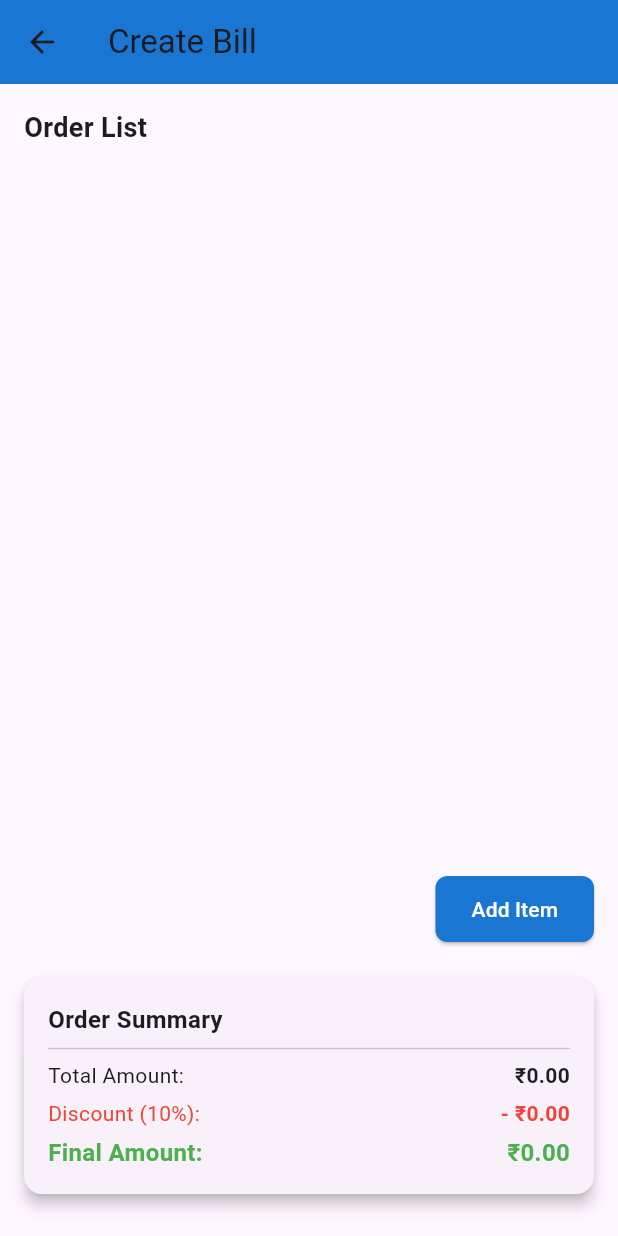
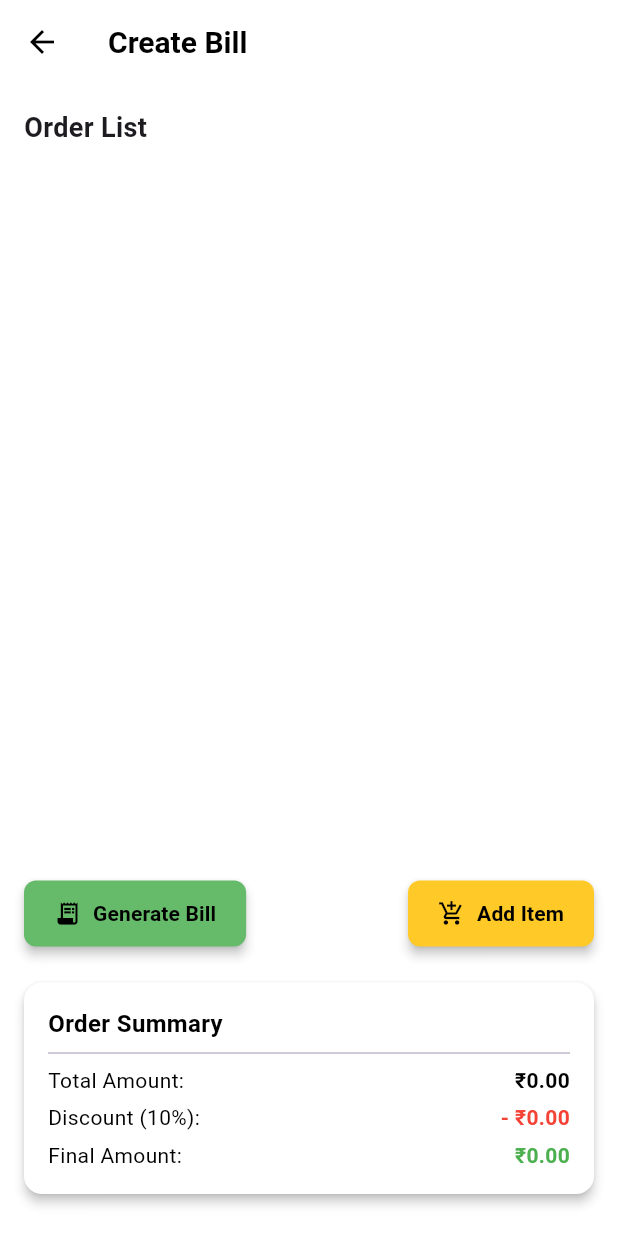
Before and after one commit to IamSamyak/bill-generator, a Flutter app: the screen it shows after launch, after a tap on "Create Bill", on a phone screen of 412 x 824 dp. Run offline on Flutter 3.47's test engine with Material 3 defaults, Android fonts, the phone set to English and light mode, and no system bars; our stand-ins replace share_plus.

Commit message:
Improving UI and Adding Pdf generation

```diff
--- a/lib/main.dart
+++ b/lib/main.dart
@@ -14,7 +14,22 @@ class MyApp extends StatelessWidget {
     return MaterialApp(
       title: 'Bill Generator',
       theme: ThemeData(
-        colorScheme: ColorScheme.fromSeed(seedColor: Colors.deepPurple),
+        scaffoldBackgroundColor: Colors.white, // Whitish background for the whole app
+        appBarTheme: const AppBarTheme(
+          backgroundColor: Colors.white, // Force white AppBar
+          surfaceTintColor: Colors.white, // Ensure no Material 3 overlay effect
+          elevation: 3, // Subtle elevation for depth
+          titleTextStyle: TextStyle(color: Colors.black, fontSize: 20, fontWeight: FontWeight.bold),
+          iconTheme: IconThemeData(color: Colors.black), // Black icons in AppBar
+        ),
+        bottomNavigationBarTheme: BottomNavigationBarThemeData(
+          backgroundColor: Colors.white, // White background for BottomNavigationBar
+          elevation: 5, // Soft shadow effect
+          selectedItemColor: Colors.black, // Black color for selected item
+          unselectedItemColor: Colors.grey, // Grey for unselected items
+          type: BottomNavigationBarType.fixed,
+        ),
+        useMaterial3: true, // Ensure Material 3 is properly handled
       ),
       home: const MainScreen(),
     );
@@ -58,6 +73,7 @@ class _MainScreenState extends State<MainScreen> {
           ? null
           : AppBar(
               title: const Text('Waghmare Stores'),
+              centerTitle: true,
             ),
       body: _isCreateBillPage
           ? CreateBillPage(onBack: _goBackToHome)
@@ -82,7 +98,6 @@ class _MainScreenState extends State<MainScreen> {
                 ),
               ],
               currentIndex: _selectedIndex,
-              selectedItemColor: Colors.blue,
               onTap: _onItemTapped,
             ),
     );
--- a/lib/pages/create_bill_page.dart
+++ b/lib/pages/create_bill_page.dart
@@ -2,6 +2,7 @@ import 'package:flutter/material.dart';
 import '../widgets/order_list.dart';
 import '../widgets/order_summary.dart';
 import '../widgets/add_item_dialog.dart';
+import '../widgets/generate_bill_dialog.dart'; // Import the new dialog component
 
 class CreateBillPage extends StatefulWidget {
   final VoidCallback onBack;
@@ -30,57 +31,128 @@ class _CreateBillPageState extends State<CreateBillPage> {
     }
   }
 
+  void _openGenerateBillDialog() {
+    showDialog(
+      context: context,
+      builder: (BuildContext context) {
+        return GenerateBillDialog(
+          items: items, // ✅ Pass items to dialog
+          onConfirm: (String name, String mobile) {
+            ScaffoldMessenger.of(
+              context,
+            ).showSnackBar(SnackBar(content: Text("Bill generated for $name")));
+          },
+        );
+      },
+    );
+  }
+
   double _calculateTotal() {
     return items.fold(0.0, (sum, item) {
-      return sum + (double.parse(item["price"]) * double.parse(item["quantity"]));
+      return sum +
+          (double.parse(item["price"]) * double.parse(item["quantity"]));
     });
   }
 
   @override
   Widget build(BuildContext context) {
     double total = _calculateTotal();
-    double discount = total * 0.10;  // 10% Discount
-    double finalAmount = total - discount;  // Subtract discount
+    double discount = total * 0.10; // 10% Discount
+    double finalAmount = total - discount; // Subtract discount
 
     return Scaffold(
       appBar: AppBar(
-        title: Text("Create Bill"),
+        title: const Text("Create Bill"),
         leading: IconButton(
-          icon: Icon(Icons.arrow_back),
+          icon: const Icon(Icons.arrow_back),
           onPressed: widget.onBack,
         ),
-        backgroundColor: Colors.blue.shade700,
+        backgroundColor: Colors.white,
+        surfaceTintColor: Colors.white,
+        elevation: 3,
+        titleTextStyle: const TextStyle(
+          color: Colors.black,
+          fontSize: 20,
+          fontWeight: FontWeight.bold,
+        ),
+        iconTheme: const IconThemeData(color: Colors.black),
       ),
       body: Padding(
         padding: const EdgeInsets.all(16.0),
         child: Column(
           crossAxisAlignment: CrossAxisAlignment.start,
           children: [
-            Text("Order List", style: TextStyle(fontSize: 18, fontWeight: FontWeight.bold)),
-            SizedBox(height: 10),
+            const Text(
+              "Order List",
+              style: TextStyle(fontSize: 18, fontWeight: FontWeight.bold),
+            ),
+            const SizedBox(height: 10),
             Expanded(child: OrderList(items: items)),
 
-            /// 🔹 "Add Item" button aligned right below the last item
+            /// 🔹 Buttons arranged with **spaceBetween**
             Row(
-              mainAxisAlignment: MainAxisAlignment.end,
+              mainAxisAlignment: MainAxisAlignment.spaceBetween,
               children: [
-                ElevatedButton(
-                  onPressed: _addItem,
+                ElevatedButton.icon(
+                  onPressed: _openGenerateBillDialog,
+                  icon: const Icon(Icons.receipt_long, color: Colors.black),
+                  label: const Text(
+                    "Generate Bill",
+                    style: TextStyle(
+                      color: Colors.black,
+                      fontWeight: FontWeight.bold,
+                    ),
+                  ),
                   style: ElevatedButton.styleFrom(
-                    backgroundColor: Colors.blue.shade700,
-                    padding: EdgeInsets.symmetric(horizontal: 24, vertical: 12),
+                    backgroundColor:
+                        Colors.green.shade400, // ✅ Green shade for billing
+                    padding: const EdgeInsets.symmetric(
+                      horizontal: 20,
+                      vertical: 12,
+                    ),
                     shape: RoundedRectangleBorder(
                       borderRadius: BorderRadius.circular(8),
                     ),
+                    elevation: 3,
                   ),
-                  child: Text("Add Item", style: TextStyle(color: Colors.white)),
+                ),
+                ElevatedButton.icon(
+                  onPressed: _addItem,
+                  icon: const Icon(
+                    Icons.add_shopping_cart,
+                    color: Colors.black,
+                  ),
+                  label: const Text(
+                    "Add Item",
+                    style: TextStyle(
+                      color: Colors.black,
+                      fontWeight: FontWeight.bold,
+                    ),
+                  ),
+                  style: ElevatedButton.styleFrom(
+                    backgroundColor:
+                        Colors
+                            .amber
+                            .shade400, // ✅ Yellow shade for adding items
+                    padding: const EdgeInsets.symmetric(
+                      horizontal: 20,
+                      vertical: 12,
+                    ),
+                    shape: RoundedRectangleBorder(
+                      borderRadius: BorderRadius.circular(8),
+                    ),
+                    elevation: 3,
+                  ),
                 ),
               ],
             ),
-            SizedBox(height: 10),  // Space before order summary
-
-            /// 🔹 Order Summary below "Add Item"
-            OrderSummary(total: total, discount: discount, finalAmount: finalAmount),
+            const SizedBox(height: 10), // Space before order summary
+            /// 🔹 Order Summary below buttons
+            OrderSummary(
+              total: total,
+              discount: discount,
+              finalAmount: finalAmount,
+            ),
           ],
         ),
       ),
--- a/lib/pages/home_page.dart
+++ b/lib/pages/home_page.dart
@@ -8,38 +8,45 @@ class HomePage extends StatelessWidget {
   @override
   Widget build(BuildContext context) {
     return Padding(
-      padding: const EdgeInsets.all(16.0),
+      padding: const EdgeInsets.all(12.0),
       child: GridView.count(
-        crossAxisCount: 2,
-        crossAxisSpacing: 20,
-        mainAxisSpacing: 20,
+        crossAxisCount: 3, // Three items per row
+        crossAxisSpacing: 12,
+        mainAxisSpacing: 12,
         shrinkWrap: true,
         physics: const NeverScrollableScrollPhysics(),
         children: [
-          _buildSquareButton(Icons.receipt_long, 'Create Bill', onCreateBill),
-          _buildSquareButton(Icons.payment, "Today's Collections", () {}),
-          _buildSquareButton(Icons.edit, 'Edit Details', () {}),
-          _buildSquareButton(Icons.report, 'Reports', () {}),
-          _buildSquareButton(Icons.history, 'History', () {}),
+          _buildElevatedButton(Icons.receipt_long, 'Create Bill', onCreateBill),
+          _buildElevatedButton(Icons.payment, "Today's Collections", () {}),
+          _buildElevatedButton(Icons.edit, 'Edit Details', () {}),
+          _buildElevatedButton(Icons.report, 'Reports', () {}),
+          _buildElevatedButton(Icons.history, 'History', () {}),
         ],
       ),
     );
   }
 
-  Widget _buildSquareButton(IconData icon, String text, VoidCallback onPressed) {
+  Widget _buildElevatedButton(IconData icon, String text, VoidCallback onPressed) {
     return ElevatedButton(
       onPressed: onPressed,
       style: ElevatedButton.styleFrom(
-        shape: RoundedRectangleBorder(borderRadius: BorderRadius.circular(10)),
-        padding: const EdgeInsets.all(20),
-        backgroundColor: Colors.blueAccent,
+        shape: RoundedRectangleBorder(borderRadius: BorderRadius.circular(8)),
+        padding: const EdgeInsets.all(10),
+        elevation: 5, // Added elevation for the elevated effect
+        backgroundColor: Colors.white, // White background
+        foregroundColor: Colors.black, // Black text and icon
+        shadowColor: Colors.grey.withOpacity(0.5), // Soft shadow effect
       ),
       child: Column(
         mainAxisSize: MainAxisSize.min,
         children: [
-          Icon(icon, size: 40, color: Colors.white),
-          const SizedBox(height: 10),
-          Text(text, style: const TextStyle(color: Colors.white), textAlign: TextAlign.center),
+          Icon(icon, size: 30, color: Colors.black), // Black icon
+          const SizedBox(height: 5),
+          Text(
+            text,
+            style: const TextStyle(color: Colors.black, fontSize: 12),
+            textAlign: TextAlign.center,
+          ),
         ],
       ),
     );
--- a/lib/widgets/order_summary.dart
+++ b/lib/widgets/order_summary.dart
@@ -15,42 +15,40 @@ class OrderSummary extends StatelessWidget {
   @override
   Widget build(BuildContext context) {
     return Card(
-      elevation: 4,
-      margin: EdgeInsets.symmetric(vertical: 12),
+      color: Colors.white, // ✅ Consistent card background
+      surfaceTintColor: Colors.white, // ✅ Avoid tint issues
+      elevation: 3, // ✅ Subtle elevation for depth
+      margin: const EdgeInsets.symmetric(vertical: 12),
       shape: RoundedRectangleBorder(borderRadius: BorderRadius.circular(12)),
       child: Padding(
         padding: const EdgeInsets.all(16.0),
         child: Column(
           crossAxisAlignment: CrossAxisAlignment.start,
           children: [
-            Text("Order Summary", style: TextStyle(fontSize: 16, fontWeight: FontWeight.bold)),
-            Divider(),
-            Row(
-              mainAxisAlignment: MainAxisAlignment.spaceBetween,
-              children: [
-                Text("Total Amount:", style: TextStyle(fontSize: 14)),
-                Text("₹${total.toStringAsFixed(2)}", style: TextStyle(fontSize: 14, fontWeight: FontWeight.bold)),
-              ],
+            const Text(
+              "Order Summary",
+              style: TextStyle(fontSize: 16, fontWeight: FontWeight.bold, color: Colors.black),
             ),
-            SizedBox(height: 5),
-            Row(
-              mainAxisAlignment: MainAxisAlignment.spaceBetween,
-              children: [
-                Text("Discount (10%):", style: TextStyle(fontSize: 14, color: Colors.red)),
-                Text("- ₹${discount.toStringAsFixed(2)}", style: TextStyle(fontSize: 14, fontWeight: FontWeight.bold, color: Colors.red)),
-              ],
-            ),
-            SizedBox(height: 5),
-            Row(
-              mainAxisAlignment: MainAxisAlignment.spaceBetween,
-              children: [
-                Text("Final Amount:", style: TextStyle(fontSize: 16, fontWeight: FontWeight.bold, color: Colors.green)),
-                Text("₹${finalAmount.toStringAsFixed(2)}", style: TextStyle(fontSize: 16, fontWeight: FontWeight.bold, color: Colors.green)),
-              ],
-            ),
+            const Divider(thickness: 1.2), // ✅ Slightly thicker divider for clarity
+            _buildSummaryRow("Total Amount:", "₹${total.toStringAsFixed(2)}", Colors.black, FontWeight.bold),
+            const SizedBox(height: 5),
+            _buildSummaryRow("Discount (10%):", "- ₹${discount.toStringAsFixed(2)}", Colors.red, FontWeight.bold),
+            const SizedBox(height: 5),
+            _buildSummaryRow("Final Amount:", "₹${finalAmount.toStringAsFixed(2)}", Colors.green, FontWeight.bold),
           ],
         ),
       ),
     );
   }
+
+  /// 🔹 Helper function to keep the code cleaner
+  Widget _buildSummaryRow(String label, String value, Color textColor, FontWeight fontWeight) {
+    return Row(
+      mainAxisAlignment: MainAxisAlignment.spaceBetween,
+      children: [
+        Text(label, style: const TextStyle(fontSize: 14, color: Colors.black)),
+        Text(value, style: TextStyle(fontSize: 14, fontWeight: fontWeight, color: textColor)),
+      ],
+    );
+  }
 }
--- a/pubspec.yaml
+++ b/pubspec.yaml
@@ -31,9 +31,10 @@ dependencies:
   flutter:
     sdk: flutter
 
-  # The following adds the Cupertino Icons font to your application.
-  # Use with the CupertinoIcons class for iOS style icons.
   cupertino_icons: ^1.0.8
+  pdf: ^3.11.3
+  path_provider: ^2.1.5
+  share_plus: ^9.0.0
 
 dev_dependencies:
   flutter_test:
```
Also changed, not shown: lib/widgets/generate_bill_dialog.dart (added, +104 -0 lines), lib/widgets/order_list.dart (+17 -6 lines), pubspec.lock, 7 other files.
